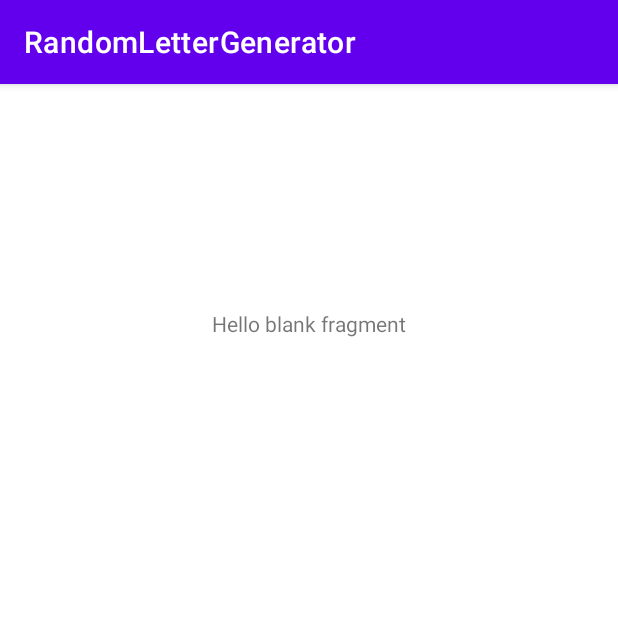
After one commit to ralphguia/RandomLetterGenerator-Android, an Android app: the DisplayLettersFragment screen opened through its navigation route, on a phone screen of 412 x 824 dp, the top half of it. The commit adds this screen. Run offline under Robolectric (Android 15) with nearby library versions, the phone set to English and light mode, and no system bars; our stand-ins replace data binding.

Commit message:
Navigation implemented; adjusted the xml of the selection fragment.xml to the right letters

```diff
--- a/app/build.gradle
+++ b/app/build.gradle
@@ -42,6 +42,8 @@ dependencies {
     implementation 'com.google.android.material:material:1.5.0'
     implementation 'androidx.constraintlayout:constraintlayout:2.1.3'
     implementation 'androidx.legacy:legacy-support-v4:1.0.0'
+    implementation 'androidx.navigation:navigation-fragment-ktx:2.4.1'
+    implementation 'androidx.navigation:navigation-ui-ktx:2.4.1'
     testImplementation 'junit:junit:4.+'
     androidTestImplementation 'androidx.test.ext:junit:1.1.3'
     androidTestImplementation 'androidx.test.espresso:espresso-core:3.4.0'
--- /dev/null
+++ b/app/src/main/java/com/example/randomlettergenerator/DisplayLettersFragment.kt
@@ -0,0 +1,24 @@
+package com.example.randomlettergenerator
+
+import android.os.Bundle
+import androidx.fragment.app.Fragment
+import android.view.LayoutInflater
+import android.view.View
+import android.view.ViewGroup
+import androidx.databinding.DataBindingUtil
+import com.example.randomlettergenerator.databinding.FragmentDisplayLettersBinding
+
+
+class DisplayLettersFragment : Fragment() {
+
+
+    override fun onCreateView(
+        inflater: LayoutInflater, container: ViewGroup?,
+        savedInstanceState: Bundle?
+    ): View? {
+        val binding: FragmentDisplayLettersBinding = DataBindingUtil.inflate(inflater, R.layout.fragment_display_letters, container, false)
+
+        return binding.root
+    }
+
+}
--- a/app/src/main/java/com/example/randomlettergenerator/SelectionFragment.kt
+++ b/app/src/main/java/com/example/randomlettergenerator/SelectionFragment.kt
@@ -6,6 +6,7 @@ import android.view.LayoutInflater
 import android.view.View
 import android.view.ViewGroup
 import androidx.databinding.DataBindingUtil
+import androidx.navigation.Navigation
 import com.example.randomlettergenerator.databinding.FragmentSelectionBinding
 
 
@@ -17,6 +18,10 @@ class SelectionFragment : Fragment() {
     ): View? {
         val binding: FragmentSelectionBinding = DataBindingUtil.inflate(inflater, R.layout.fragment_selection, container, false)
 
+        binding.nextButton.setOnClickListener{
+                view: View -> Navigation.findNavController(view).navigate(R.id.action_selectionFragment_to_displayLettersFragment)
+        }
+
         return binding.root
     }
 
--- a/app/src/main/res/layout/activity_main.xml
+++ b/app/src/main/res/layout/activity_main.xml
@@ -8,14 +8,15 @@
     <androidx.constraintlayout.widget.ConstraintLayout
         android:layout_width="match_parent"
         android:layout_height="match_parent">
+
         <fragment
-            android:id="@+id/selectionFragment"
-            android:name="com.example.randomlettergenerator.SelectionFragment"
+            android:id="@+id/myNavHostFragment"
+            android:name="androidx.navigation.fragment.NavHostFragment"
             android:layout_width="match_parent"
-            android:layout_height="match_parent">
-
-        </fragment>
-
+            android:layout_height="match_parent"
+            app:defaultNavHost="true"
+            app:navGraph="@navigation/navigation"
+            />
 
     </androidx.constraintlayout.widget.ConstraintLayout>
 </layout>
--- /dev/null
+++ b/app/src/main/res/layout/fragment_display_letters.xml
@@ -0,0 +1,25 @@
+<?xml version="1.0" encoding="utf-8"?>
+
+<layout xmlns:android="http://schemas.android.com/apk/res/android"
+    xmlns:app="http://schemas.android.com/apk/res-auto"
+    xmlns:tools="http://schemas.android.com/tools"
+    tools:context="com.example.android.navigation.DisplayLettersFragment">
+
+    <androidx.constraintlayout.widget.ConstraintLayout
+        android:layout_width="match_parent"
+        android:layout_height="match_parent">
+
+
+        <TextView
+            android:layout_width="wrap_content"
+            android:layout_height="wrap_content"
+            android:text="@string/hello_blank_fragment"
+            app:layout_constraintBottom_toBottomOf="parent"
+            app:layout_constraintEnd_toEndOf="parent"
+            app:layout_constraintStart_toStartOf="parent"
+            app:layout_constraintTop_toTopOf="parent"
+            app:layout_constraintVertical_bias="0.2" />
+
+    </androidx.constraintlayout.widget.ConstraintLayout>
+
+</layout>
--- /dev/null
+++ b/app/src/main/res/navigation/navigation.xml
@@ -0,0 +1,20 @@
+<?xml version="1.0" encoding="utf-8"?>
+<navigation xmlns:android="http://schemas.android.com/apk/res/android"
+    xmlns:app="http://schemas.android.com/apk/res-auto"
+    xmlns:tools="http://schemas.android.com/tools"
+    android:id="@+id/navigation"
+    app:startDestination="@id/selectionFragment">
+
+    <fragment
+        android:id="@+id/selectionFragment"
+        android:name="com.example.randomlettergenerator.SelectionFragment"
+        android:label="SelectionFragment" >
+        <action
+            android:id="@+id/action_selectionFragment_to_displayLettersFragment"
+            app:destination="@id/displayLettersFragment" />
+    </fragment>
+    <fragment
+        android:id="@+id/displayLettersFragment"
+        android:name="com.example.randomlettergenerator.DisplayLettersFragment"
+        android:label="DisplayLettersFragment" />
+</navigation>
```
Also changed, not shown: app/src/main/res/layout/fragment_selection.xml (+80 -28 lines).
